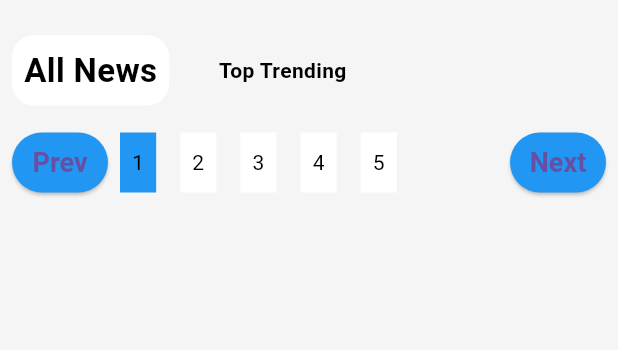
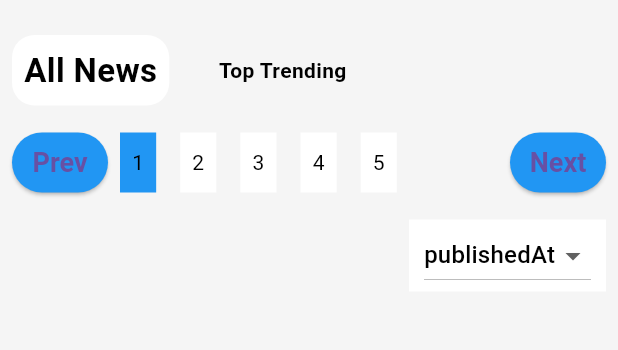
Before and after one commit to ShauryaB24/News_Application, a Flutter app: the screen it shows after launch, on a phone screen of 412 x 824 dp, the part 61-411 px from its top. Run offline on Flutter 3.47's test engine with Material 3 defaults, Android fonts, the phone set to English and light mode, and no system bars; our stand-ins replace flutter_iconly, google_fonts, shared_preferences; missing offline and left inert: shared_preferences_web.

Commit message:
drop_Down_Button

```diff
--- a/lib/consts/vars.dart
+++ b/lib/consts/vars.dart
@@ -2,3 +2,9 @@ enum NewsType{
   topTrending,
   allNews
 }
+
+enum SortByEnum{
+  relevancy,
+  popularity,
+  publishedAt,
+}
--- a/lib/screens/home_screen.dart
+++ b/lib/screens/home_screen.dart
@@ -24,6 +24,7 @@ class HomeScreen extends StatefulWidget {
 class _HomeScreenState extends State<HomeScreen> {
   var newsType = NewsType.allNews;
   int currentPageIndex = 0;
+  String sortBy = SortByEnum.publishedAt.name;
   @override
   Widget build(BuildContext context) {
     final Color color = Utils(context).getColor;
@@ -132,11 +133,43 @@ class _HomeScreenState extends State<HomeScreen> {
                   ),
                 ],
               ),
-            )
+            ),
+            const VerticalSpacing(10),
+            newsType == NewsType.topTrending ? Container() : Align(
+              alignment: Alignment.topRight,
+              child: Material(
+                color: Theme.of(context).cardColor,
+                child: Padding(
+                  padding: const EdgeInsets.symmetric(horizontal: 10),
+                  child: DropdownButton(
+                    value: sortBy,
+                    items: dropDownItems,
+                    onChanged: (String? value){}),
+                ),
+              ),
+            ),
           ],),
         ),
       ),
     );
+  }
+
+  List<DropdownMenuItem<String>> get dropDownItems {
+    List<DropdownMenuItem<String>> menuItem = [
+      DropdownMenuItem(
+      value: SortByEnum.relevancy.name,
+      child: Text(SortByEnum.relevancy.name),
+      ),
+      DropdownMenuItem(
+      value: SortByEnum.publishedAt.name,
+      child: Text(SortByEnum.publishedAt.name),
+      ),
+      DropdownMenuItem(
+      value: SortByEnum.popularity.name,
+      child: Text(SortByEnum.popularity.name),
+      ),
+    ];
+    return menuItem;
   }
 
   Widget paginationButtons({required Function function, required String text}) {
```
